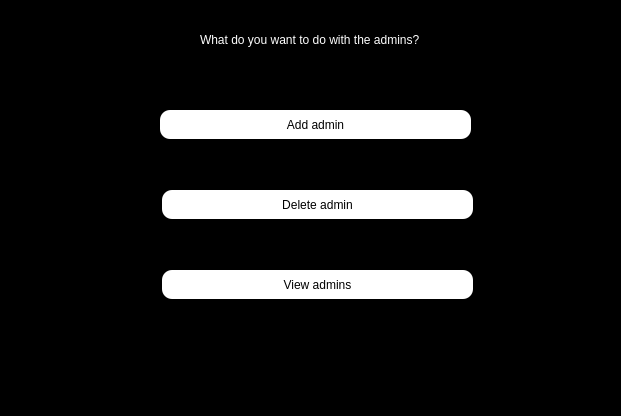
Shayanrava/APproject, file enter/admin_before.ui: the form before one commit.
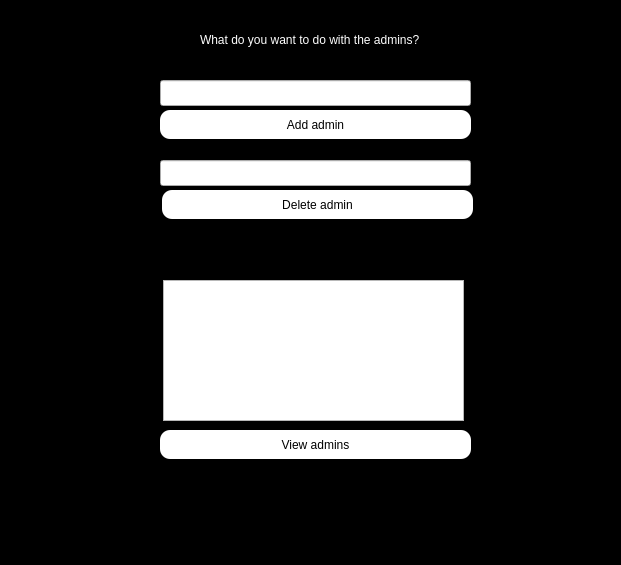
The form after the commit.

Commit message: add admin to organ complete and lineEdit and textEdit add to before_addmin ui and Normal admins are not allowed to enter it

Patch:
```diff
--- a/enter/admin_before.ui
+++ b/enter/admin_before.ui
@@ -7,7 +7,7 @@
     <x>0</x>
     <y>0</y>
     <width>621</width>
-    <height>416</height>
+    <height>565</height>
    </rect>
   </property>
   <property name="windowTitle">
@@ -91,8 +91,8 @@
   <widget class="QPushButton" name="view_admins_pbn">
    <property name="geometry">
     <rect>
-     <x>162</x>
-     <y>270</y>
+     <x>160</x>
+     <y>430</y>
      <width>311</width>
      <height>29</height>
     </rect>
@@ -113,6 +113,36 @@
     <string>View admins</string>
    </property>
   </widget>
+  <widget class="QLineEdit" name="led_add">
+   <property name="geometry">
+    <rect>
+     <x>160</x>
+     <y>80</y>
+     <width>311</width>
+     <height>26</height>
+    </rect>
+   </property>
+  </widget>
+  <widget class="QLineEdit" name="led_remove">
+   <property name="geometry">
+    <rect>
+     <x>160</x>
+     <y>160</y>
+     <width>311</width>
+     <height>26</height>
+    </rect>
+   </property>
+  </widget>
+  <widget class="QTextEdit" name="ted_show">
+   <property name="geometry">
+    <rect>
+     <x>163</x>
+     <y>280</y>
+     <width>301</width>
+     <height>141</height>
+    </rect>
+   </property>
+  </widget>
  </widget>
  <resources/>
  <connections/>
```
The commit also changes 13 other files.
